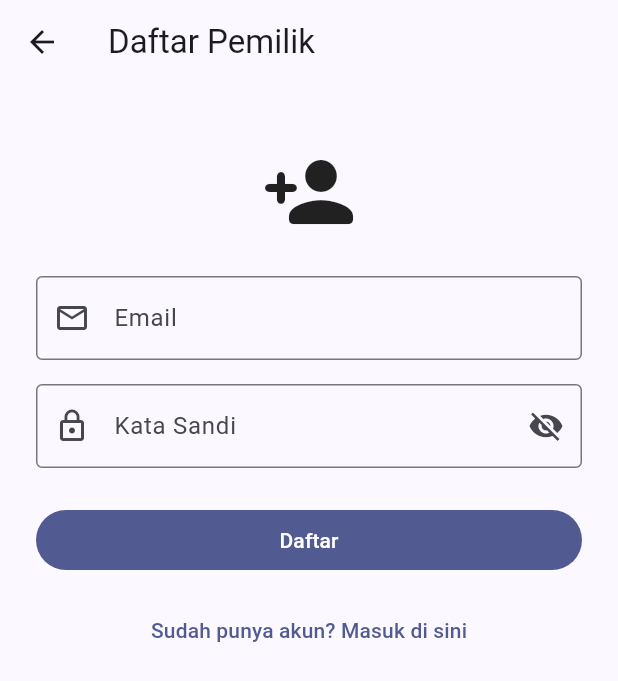
After one commit to theresiadariuss/kosfinder, a Flutter app: the LoginScreen screen opened directly, after a tap on "Masuk", after a tap on "Belum punya akun? Daftar di sini", on a phone screen of 412 x 824 dp. The commit adds this screen. Shown: the top 681 px of the screen. Run offline on Flutter 3.47's test engine with Material 3 defaults, Android fonts, the phone set to English and light mode, and no system bars; our stand-ins replace supabase_flutter; accounts and stored records are empty.

Commit message:
T10: LoginScreen, RegisterScreen, tombol Masuk Pemilik (US04-AC1, US04-AC2, US04-AC3)

```diff
--- /dev/null
+++ b/lib/screens/login_screen.dart
@@ -0,0 +1,143 @@
+import 'package:flutter/material.dart';
+import 'package:provider/provider.dart';
+
+import '../providers/auth_provider.dart';
+import 'register_screen.dart';
+
+/// Login screen for boarding house owners (US04-AC2, US04-AC3).
+class LoginScreen extends StatefulWidget {
+  const LoginScreen({super.key});
+
+  @override
+  State<LoginScreen> createState() => _LoginScreenState();
+}
+
+class _LoginScreenState extends State<LoginScreen> {
+  final _formKey = GlobalKey<FormState>();
+  final _emailController = TextEditingController();
+  final _passwordController = TextEditingController();
+  bool _obscurePassword = true;
+
+  @override
+  void dispose() {
+    _emailController.dispose();
+    _passwordController.dispose();
+    super.dispose();
+  }
+
+  Future<void> _submit() async {
+    if (!_formKey.currentState!.validate()) return;
+    final authProvider = context.read<AuthProvider>();
+    authProvider.clearError();
+
+    final ok = await authProvider.signIn(
+      _emailController.text.trim(),
+      _passwordController.text,
+    );
+
+    if (!mounted) return;
+    if (ok) {
+      Navigator.of(context).pop(true);
+    }
+  }
+
+  @override
+  Widget build(BuildContext context) {
+    final authProvider = context.watch<AuthProvider>();
+
+    return Scaffold(
+      appBar: AppBar(title: const Text('Masuk Pemilik')),
+      body: SingleChildScrollView(
+        padding: const EdgeInsets.all(24),
+        child: Form(
+          key: _formKey,
+          child: Column(
+            crossAxisAlignment: CrossAxisAlignment.stretch,
+            children: [
+              const SizedBox(height: 16),
+              const Icon(Icons.home_work_rounded, size: 64),
+              const SizedBox(height: 24),
+              if (authProvider.errorMessage != null) ...[
+                Text(
+                  authProvider.errorMessage!,
+                  key: const Key('login_error_text'),
+                  style: TextStyle(
+                    color: Theme.of(context).colorScheme.error,
+                  ),
+                  textAlign: TextAlign.center,
+                ),
+                const SizedBox(height: 12),
+              ],
+              TextFormField(
+                key: const Key('login_email_field'),
+                controller: _emailController,
+                keyboardType: TextInputType.emailAddress,
+                decoration: const InputDecoration(
+                  labelText: 'Email',
+                  prefixIcon: Icon(Icons.email_outlined),
+                  border: OutlineInputBorder(),
+                ),
+                validator: (v) {
+                  if (v == null || v.trim().isEmpty) return 'Email wajib diisi';
+                  if (!RegExp(r'^[^@]+@[^@]+\.[^@]+').hasMatch(v.trim())) {
+                    return 'Format email tidak valid';
+                  }
+                  return null;
+                },
+              ),
+              const SizedBox(height: 16),
+              TextFormField(
+                key: const Key('login_password_field'),
+                controller: _passwordController,
+                obscureText: _obscurePassword,
+                decoration: InputDecoration(
+                  labelText: 'Kata Sandi',
+                  prefixIcon: const Icon(Icons.lock_outline),
+                  border: const OutlineInputBorder(),
+                  suffixIcon: IconButton(
+                    icon: Icon(
+                      _obscurePassword
+                          ? Icons.visibility_off
+                          : Icons.visibility,
+                    ),
+                    onPressed: () =>
+                        setState(() => _obscurePassword = !_obscurePassword),
+                  ),
+                ),
+                validator: (v) {
+                  if (v == null || v.isEmpty) return 'Kata sandi wajib diisi';
+                  if (v.length < 6) return 'Kata sandi minimal 6 karakter';
+                  return null;
+                },
+              ),
+              const SizedBox(height: 24),
+              FilledButton(
+                key: const Key('login_submit_button'),
+                onPressed: authProvider.isLoading ? null : _submit,
+                child: authProvider.isLoading
+                    ? const SizedBox(
+                        height: 20,
+                        width: 20,
+                        child: CircularProgressIndicator(strokeWidth: 2),
+                      )
+                    : const Text('Masuk'),
+              ),
+              const SizedBox(height: 12),
+              TextButton(
+                key: const Key('go_to_register_button'),
+                onPressed: () {
+                  Navigator.of(context).push(
+                    MaterialPageRoute<void>(
+                      builder: (_) => const RegisterScreen(),
+                    ),
+                  );
+                },
+                child: const Text('Belum punya akun? Daftar di sini'),
+              ),
+            ],
+          ),
+        ),
+      ),
+    );
+  }
+}
--- /dev/null
+++ b/lib/screens/register_screen.dart
@@ -0,0 +1,136 @@
+import 'package:flutter/material.dart';
+import 'package:provider/provider.dart';
+
+import '../providers/auth_provider.dart';
+
+/// Registration screen for new boarding house owners (US04-AC1).
+class RegisterScreen extends StatefulWidget {
+  const RegisterScreen({super.key});
+
+  @override
+  State<RegisterScreen> createState() => _RegisterScreenState();
+}
+
+class _RegisterScreenState extends State<RegisterScreen> {
+  final _formKey = GlobalKey<FormState>();
+  final _emailController = TextEditingController();
+  final _passwordController = TextEditingController();
+  bool _obscurePassword = true;
+
+  @override
+  void dispose() {
+    _emailController.dispose();
+    _passwordController.dispose();
+    super.dispose();
+  }
+
+  Future<void> _submit() async {
+    if (!_formKey.currentState!.validate()) return;
+    final authProvider = context.read<AuthProvider>();
+    authProvider.clearError();
+
+    final ok = await authProvider.signUp(
+      _emailController.text.trim(),
+      _passwordController.text,
+    );
+
+    if (!mounted) return;
+    if (ok) {
+      Navigator.of(context).pop(true);
+    }
+  }
+
+  @override
+  Widget build(BuildContext context) {
+    final authProvider = context.watch<AuthProvider>();
+
+    return Scaffold(
+      appBar: AppBar(title: const Text('Daftar Pemilik')),
+      body: SingleChildScrollView(
+        padding: const EdgeInsets.all(24),
+        child: Form(
+          key: _formKey,
+          child: Column(
+            crossAxisAlignment: CrossAxisAlignment.stretch,
+            children: [
+              const SizedBox(height: 16),
+              const Icon(Icons.person_add_rounded, size: 64),
+              const SizedBox(height: 24),
+              if (authProvider.errorMessage != null) ...[
+                Text(
+                  authProvider.errorMessage!,
+                  key: const Key('register_error_text'),
+                  style: TextStyle(
+                    color: Theme.of(context).colorScheme.error,
+                  ),
+                  textAlign: TextAlign.center,
+                ),
+                const SizedBox(height: 12),
+              ],
+              TextFormField(
+                key: const Key('register_email_field'),
+                controller: _emailController,
+                keyboardType: TextInputType.emailAddress,
+                decoration: const InputDecoration(
+                  labelText: 'Email',
+                  prefixIcon: Icon(Icons.email_outlined),
+                  border: OutlineInputBorder(),
+                ),
+                validator: (v) {
+                  if (v == null || v.trim().isEmpty) return 'Email wajib diisi';
+                  if (!RegExp(r'^[^@]+@[^@]+\.[^@]+').hasMatch(v.trim())) {
+                    return 'Format email tidak valid';
+                  }
+                  return null;
+                },
+              ),
+              const SizedBox(height: 16),
+              TextFormField(
+                key: const Key('register_password_field'),
+                controller: _passwordController,
+                obscureText: _obscurePassword,
+                decoration: InputDecoration(
+                  labelText: 'Kata Sandi',
+                  prefixIcon: const Icon(Icons.lock_outline),
+                  border: const OutlineInputBorder(),
+                  suffixIcon: IconButton(
+                    icon: Icon(
+                      _obscurePassword
+                          ? Icons.visibility_off
+                          : Icons.visibility,
+                    ),
+                    onPressed: () =>
+                        setState(() => _obscurePassword = !_obscurePassword),
+                  ),
+                ),
+                validator: (v) {
+                  if (v == null || v.isEmpty) return 'Kata sandi wajib diisi';
+                  if (v.length < 6) return 'Kata sandi minimal 6 karakter';
+                  return null;
+                },
+              ),
+              const SizedBox(height: 24),
+              FilledButton(
+                key: const Key('register_submit_button'),
+                onPressed: authProvider.isLoading ? null : _submit,
+                child: authProvider.isLoading
+                    ? const SizedBox(
+                        height: 20,
+                        width: 20,
+                        child: CircularProgressIndicator(strokeWidth: 2),
+                      )
+                    : const Text('Daftar'),
+              ),
+              const SizedBox(height: 12),
+              TextButton(
+                key: const Key('go_to_login_button'),
+                onPressed: () => Navigator.of(context).pop(),
+                child: const Text('Sudah punya akun? Masuk di sini'),
+              ),
+            ],
+          ),
+        ),
+      ),
+    );
+  }
+}
```
Also changed, not shown: lib/screens/kos_list_screen.dart (+13 -0 lines), 1 other file.
